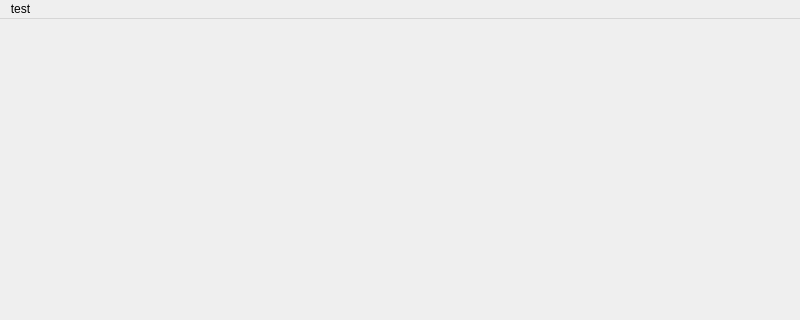
xautshuanglong/QtLearningRepository, file QtGuiApplicationTest/QtGuiApplicationTest/MiscellaneousTesting.ui: the form before one commit; both pictures show x 0 to 800 and y 0 to 320 of the 800 by 600 pixel window.
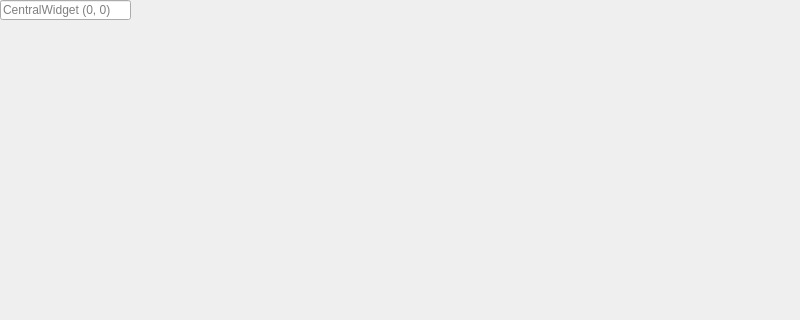
The form after the commit.

Commit message: add status bar to Miscellaneous

```diff
--- a/QtGuiApplicationTest/QtGuiApplicationTest/MiscellaneousTesting.ui
+++ b/QtGuiApplicationTest/QtGuiApplicationTest/MiscellaneousTesting.ui
@@ -13,24 +13,22 @@
   <property name="windowTitle">
    <string>Miscellaneous method testing</string>
   </property>
-  <widget class="QWidget" name="centralWidget"/>
-  <widget class="QStatusBar" name="statusbar"/>
-  <widget class="QMenuBar" name="menuBar">
+  <widget class="QWidget" name="centralWidget">
+   <widget class="QLineEdit" name="lineEditPosition">
    <property name="geometry">
     <rect>
      <x>0</x>
      <y>0</y>
-     <width>800</width>
-     <height>23</height>
-    </rect>
-   </property>
-   <widget class="QMenu" name="menutest">
-    <property name="title">
-     <string>test</string>
+      <width>131</width>
+      <height>20</height>
+     </rect>
+    </property>
+    <property name="placeholderText">
+     <string>CentralWidget (0, 0)</string>
     </property>
    </widget>
-   <addaction name="menutest"/>
   </widget>
+  <widget class="QStatusBar" name="statusbar"/>
  </widget>
  <resources/>
  <connections/>
```
Lines whose indentation alone changed are shown as unchanged.
